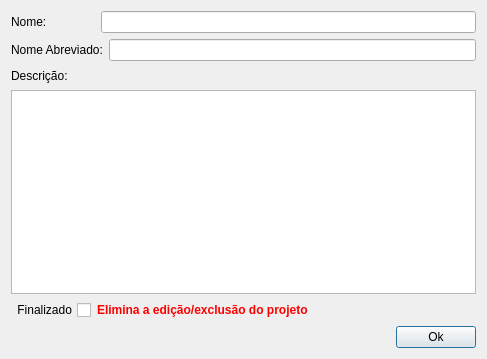
Qt form uis/addProjectForm.ui (dsgoficial/SAP_Gerente) before a commit.
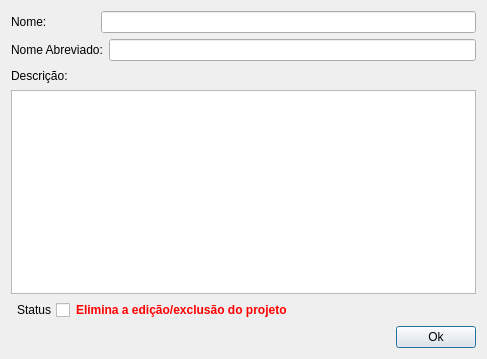
The same form after that commit.

The edit to the form file:
```diff
--- a/uis/addProjectForm.ui
+++ b/uis/addProjectForm.ui
@@ -135,7 +135,7 @@
         <enum>Qt::RightToLeft</enum>
        </property>
        <property name="text">
-        <string>Finalizado</string>
+        <string>Status</string>
        </property>
       </widget>
      </item>
```
